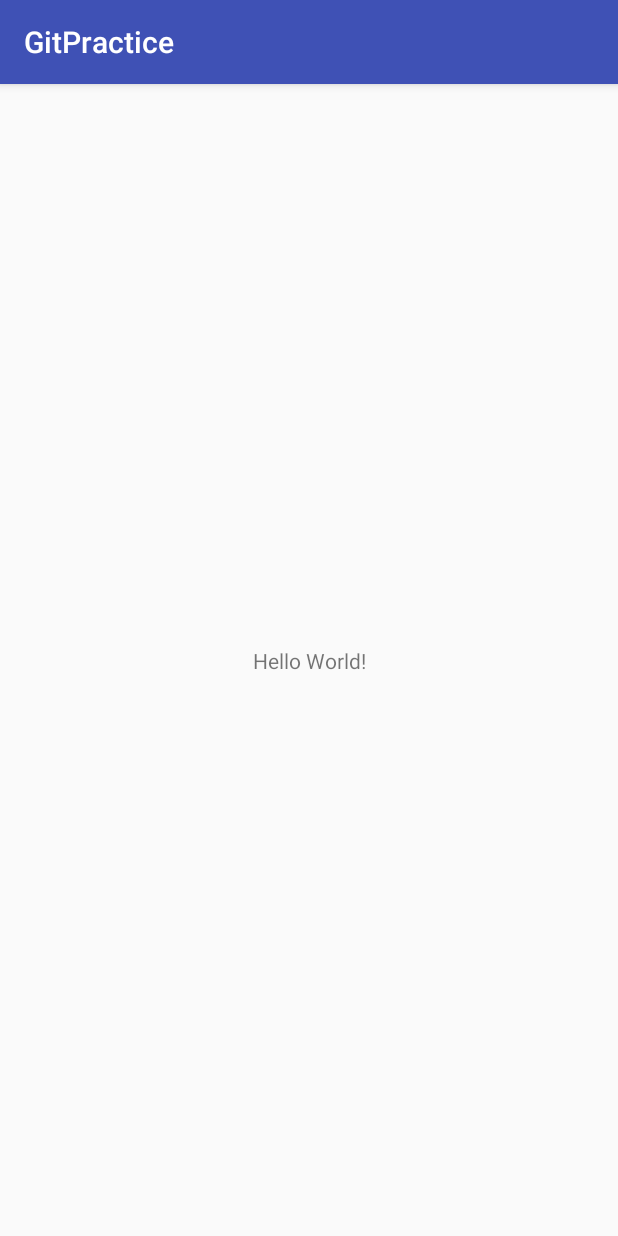
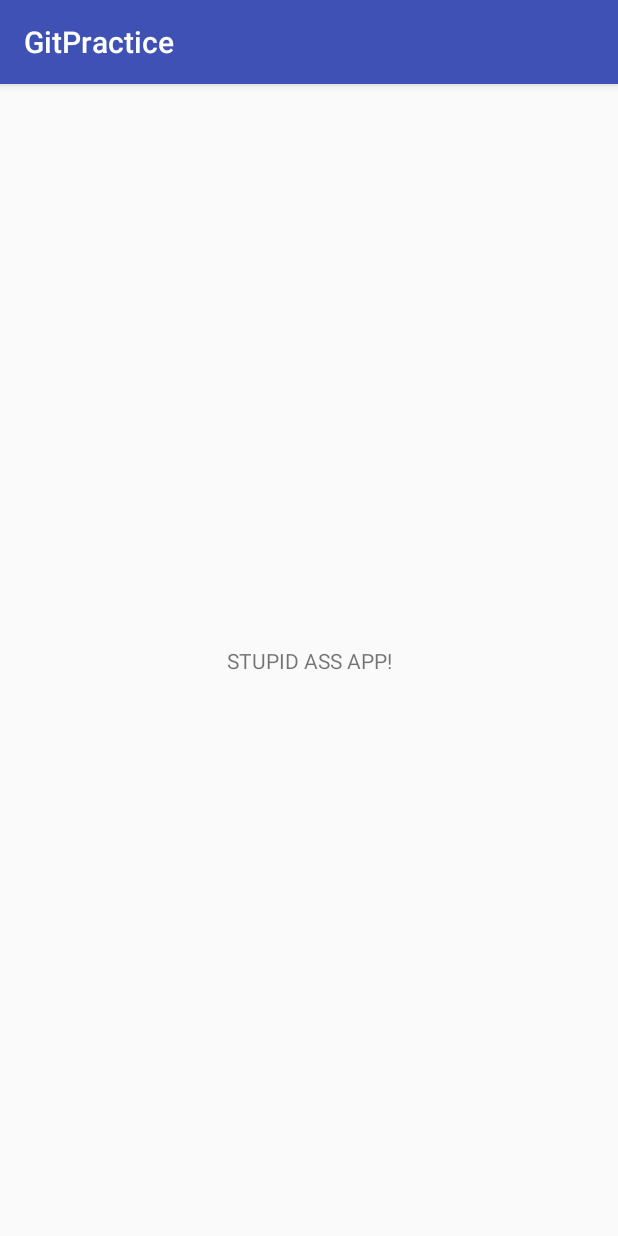
Before and after one commit to adrums86/GitPractice, an Android app: the screen it shows after launch (MainActivity), on a phone screen of 412 x 824 dp. Run offline under Robolectric (Android 15) with nearby library versions, the phone set to English and light mode, and no system bars.

Commit message:
SURPRISE! changes.

```diff
--- a/app/src/main/res/layout/activity_main.xml
+++ b/app/src/main/res/layout/activity_main.xml
@@ -9,7 +9,7 @@
     <TextView
         android:layout_width="wrap_content"
         android:layout_height="wrap_content"
-        android:text="Hello World!"
+        android:text="STUPID ASS APP!"
         app:layout_constraintBottom_toBottomOf="parent"
         app:layout_constraintLeft_toLeftOf="parent"
         app:layout_constraintRight_toRightOf="parent"
```
